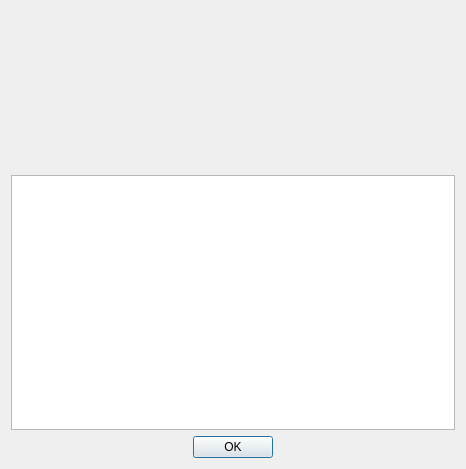
Old version of the form aboutdialog.ui in the repository srazi/bidiTeXmaker.
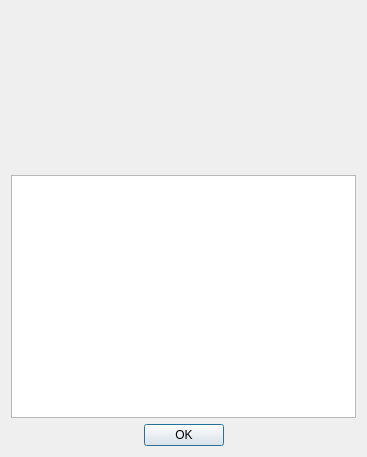
New version of the form. Icons and pictures are not drawn.

The edit to the form file:
```diff
--- a/aboutdialog.ui
+++ b/aboutdialog.ui
@@ -6,8 +6,8 @@
    <rect>
     <x>0</x>
     <y>0</y>
-    <width>466</width>
-    <height>469</height>
+    <width>367</width>
+    <height>457</height>
    </rect>
   </property>
   <property name="windowTitle">
```
